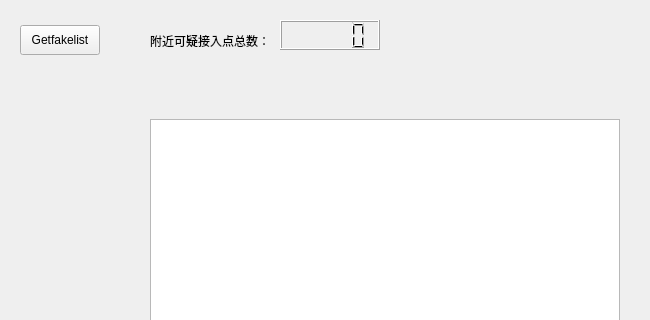
The window that wirelessui/fakeap.ui (leeyiw/wireless-defender) describes before a commit, drawn with Qt 5; both pictures show x 0 to 650 and y 0 to 320 of the 650 by 540 pixel window.
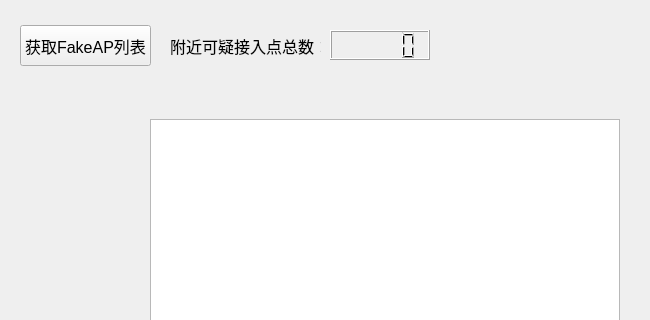
The same window after the commit.

The edit to the form file:
```diff
--- a/wirelessui/fakeap.ui
+++ b/wirelessui/fakeap.ui
@@ -41,19 +41,24 @@
     <rect>
      <x>20</x>
      <y>25</y>
-     <width>80</width>
-     <height>30</height>
+     <width>131</width>
+     <height>41</height>
     </rect>
    </property>
+   <property name="font">
+    <font>
+     <pointsize>12</pointsize>
+    </font>
+   </property>
    <property name="text">
-    <string>Getfakelist</string>
+    <string>获取FakeAP列表</string>
    </property>
   </widget>
   <widget class="QLCDNumber" name="fake_num">
    <property name="geometry">
     <rect>
-     <x>280</x>
-     <y>20</y>
+     <x>330</x>
+     <y>30</y>
      <width>100</width>
      <height>30</height>
     </rect>
@@ -62,12 +67,17 @@
   <widget class="QLabel" name="label_2">
    <property name="geometry">
     <rect>
-     <x>150</x>
-     <y>15</y>
-     <width>121</width>
+     <x>170</x>
+     <y>20</y>
+     <width>151</width>
      <height>51</height>
     </rect>
    </property>
+   <property name="font">
+    <font>
+     <pointsize>12</pointsize>
+    </font>
+   </property>
    <property name="text">
     <string>附近可疑接入点总数：</string>
    </property>
```
